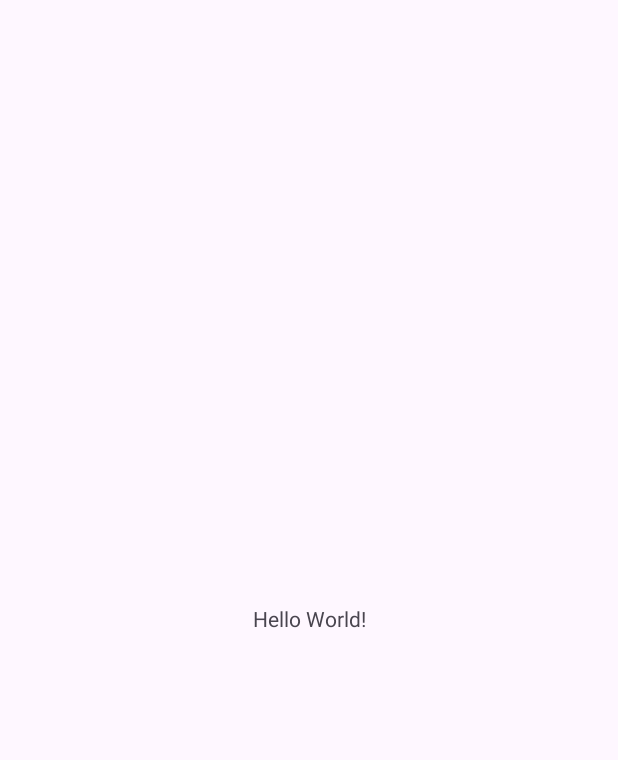
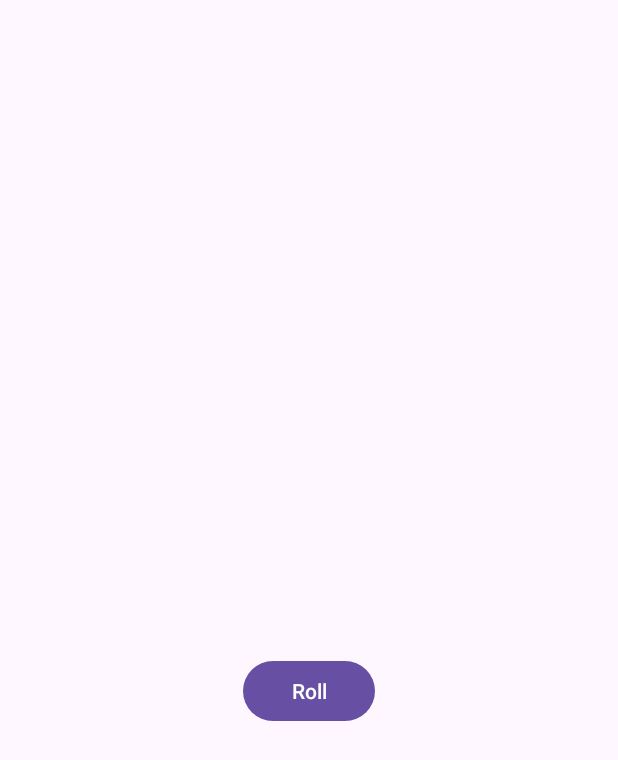
Before and after one commit to asif-kamal/Dice-Roller, an Android app: the screen it shows after launch (MainActivity), on a phone screen of 412 x 824 dp. Before the commit the part shown is almost empty. Shown: the top 760 px of the screen. Run offline under Robolectric (Android 15) with nearby library versions, the phone set to English and light mode, and no system bars.

Commit message:
Created a string resource instead of hard-coding text in the the button

```diff
--- a/app/src/main/res/layout/activity_main.xml
+++ b/app/src/main/res/layout/activity_main.xml
@@ -7,12 +7,25 @@
     tools:context=".MainActivity">
 
     <TextView
+        android:id="@+id/textView"
         android:layout_width="wrap_content"
         android:layout_height="wrap_content"
-        android:text="Hello World!"
+        android:textSize="36sp"
         app:layout_constraintBottom_toBottomOf="parent"
         app:layout_constraintEnd_toEndOf="parent"
         app:layout_constraintStart_toStartOf="parent"
-        app:layout_constraintTop_toTopOf="parent" />
+        app:layout_constraintTop_toTopOf="parent"
+        tools:text='1' />
+
+    <Button
+        android:id="@+id/button"
+        android:layout_width="wrap_content"
+        android:layout_height="wrap_content"
+        android:layout_marginStart="160dp"
+        android:layout_marginEnd="160dp"
+        android:text="@string/roll"
+        app:layout_constraintEnd_toEndOf="parent"
+        app:layout_constraintStart_toStartOf="parent"
+        app:layout_constraintTop_toBottomOf="@+id/textView" />
 
 </androidx.constraintlayout.widget.ConstraintLayout>
--- a/app/src/main/res/values/strings.xml
+++ b/app/src/main/res/values/strings.xml
@@ -1,3 +1,4 @@
 <resources>
     <string name="app_name">Dice Roller</string>
+    <string name="roll">Roll</string>
 </resources>
```
